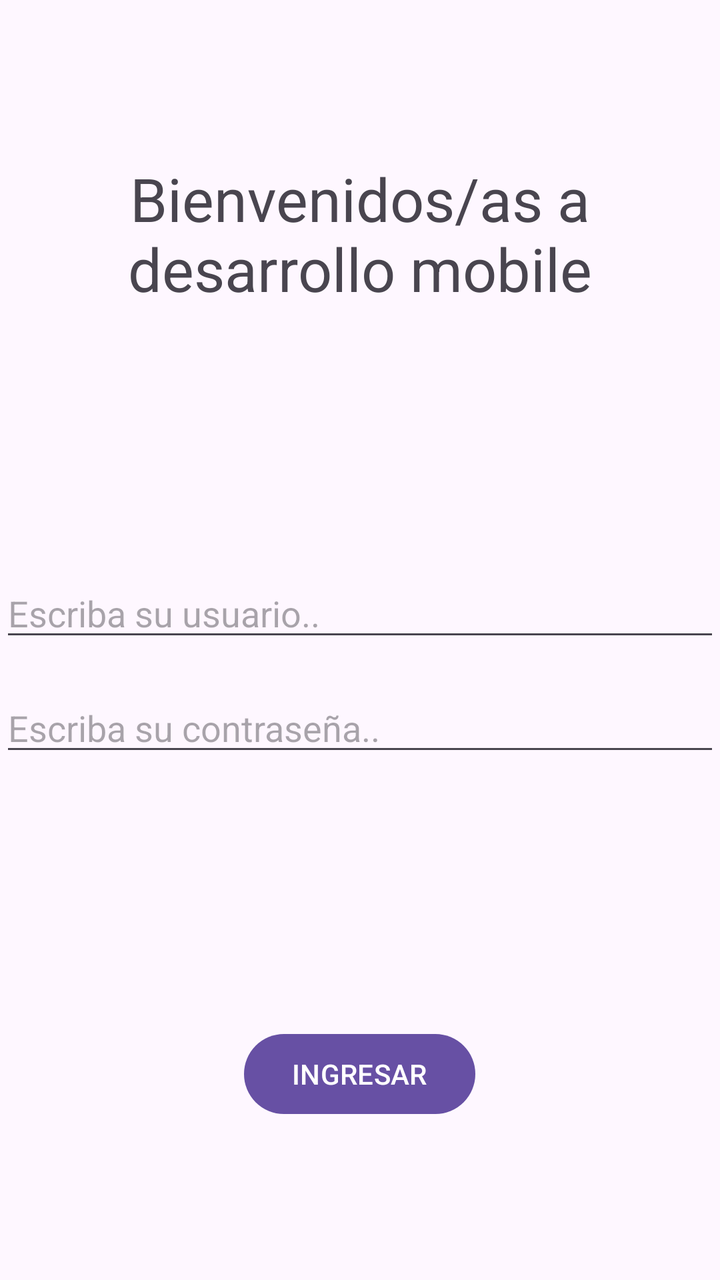
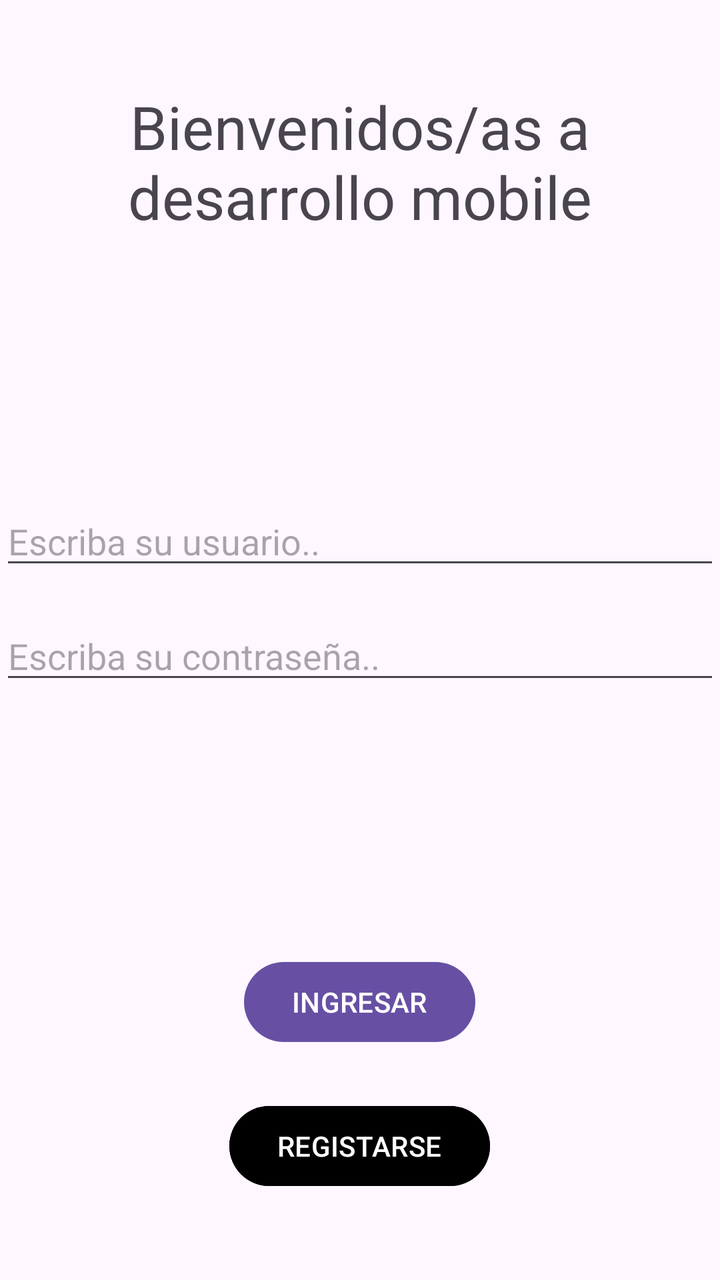

Before-and-after screenshots of an Android layout around one commit, followed by the original layout XML and the change that was made.
<!-- AndroidManifest.xml: application theme Theme.TrabajoPractico2doCuatrimestre2026 -->
<!-- res/layout/activity_main.xml -->
<?xml version="1.0" encoding="utf-8"?>
<LinearLayout
    xmlns:android="http://schemas.android.com/apk/res/android"
    xmlns:app="http://schemas.android.com/apk/res-auto"
    xmlns:tools="http://schemas.android.com/tools"
    android:layout_width="match_parent"
    android:layout_height="match_parent"
    android:orientation="vertical"
    android:gravity="center">

    <TextView
        android:id="@+id/textViewBienvenidos"
        android:layout_width="wrap_content"
        android:layout_height="wrap_content"
        android:text="@string/bienvenidos"
        android:textSize="30sp"
        android:textAlignment="center"
        android:layout_marginBottom="130dp"/>

    <EditText
        android:id="@+id/editTextUsuario"
        android:layout_width="match_parent"
        android:layout_height="wrap_content"
        android:hint="Escriba su usuario.."/>

    <EditText
        android:layout_marginTop="16dp"
        android:id="@+id/editTextContraseña"
        android:layout_width="match_parent"
        android:layout_height="wrap_content"
        android:hint="Escriba su contraseña.."/>

    <Button
        android:id="@+id/buttonIngresar"
        android:layout_marginTop="130dp"
        android:layout_width="wrap_content"
        android:layout_height="wrap_content"
        android:textAllCaps="true"
        android:text="Ingresar"/>

</LinearLayout>
<!-- resources referenced by this layout -->
<resources>
  <string name="bienvenidos"> Bienvenidos/as a desarrollo mobile</string>
  <style name="Theme.TrabajoPractico2doCuatrimestre2026" parent="Base.Theme.TrabajoPractico2doCuatrimestre2026" />
  <style name="Base.Theme.TrabajoPractico2doCuatrimestre2026" parent="Theme.Material3.DayNight.NoActionBar">
          
          
      </style>
</resources>

<!-- the commit's change to res/layout/activity_main.xml (unified diff, before → after) -->
@@ -25,7 +25,7 @@
 
     <EditText
         android:layout_marginTop="16dp"
-        android:id="@+id/editTextContraseña"
+        android:id="@+id/editTextContrasenha"
         android:layout_width="match_parent"
         android:layout_height="wrap_content"
         android:hint="Escriba su contraseña.."/>
@@ -38,4 +38,13 @@
         android:textAllCaps="true"
         android:text="Ingresar"/>
 
+    <Button
+        android:id="@+id/buttonRegister"
+        android:layout_marginTop="24dp"
+        android:layout_width="wrap_content"
+        android:layout_height="wrap_content"
+        android:textAllCaps="true"
+        android:backgroundTint="@color/black"
+        android:text="Registarse"/>
+
 </LinearLayout>
<!-- resource entries referenced after the edit -->
@@ -1,5 +1,6 @@
 <!-- resources referenced by this layout -->
 <resources>
+  <color name="black">#FF000000</color>
   <string name="bienvenidos"> Bienvenidos/as a desarrollo mobile</string>
   <style name="Theme.TrabajoPractico2doCuatrimestre2026" parent="Base.Theme.TrabajoPractico2doCuatrimestre2026" />
   <style name="Base.Theme.TrabajoPractico2doCuatrimestre2026" parent="Theme.Material3.DayNight.NoActionBar">
